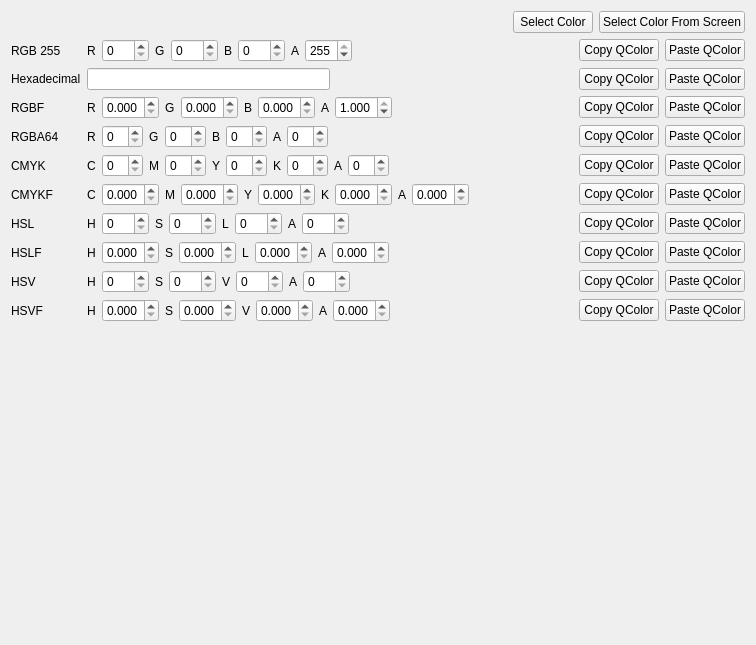
N1vn0vem8er/cutetoolbox, file src/widgets/colorpicker.ui: the form before one commit.
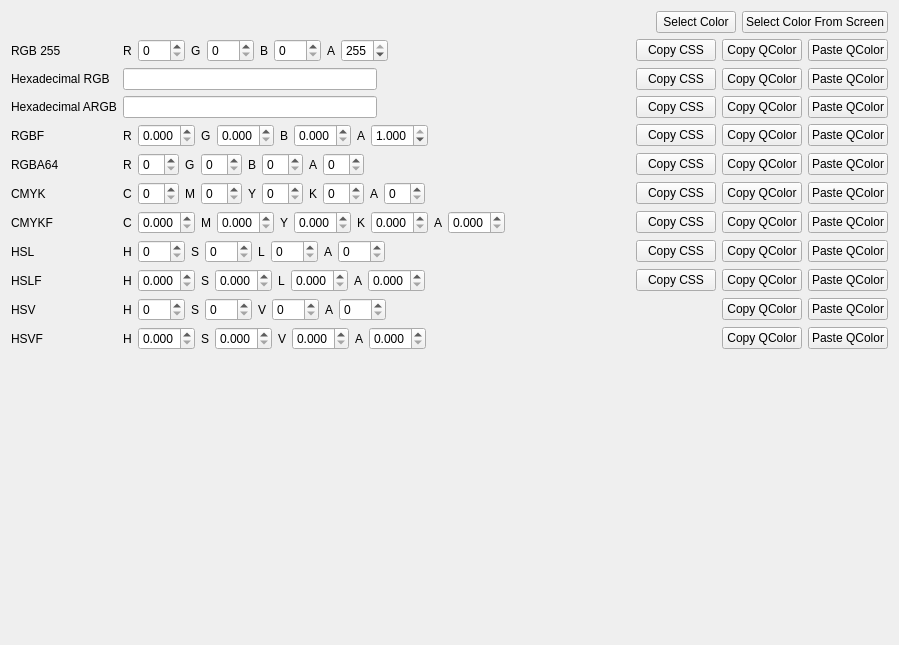
The form after the commit. Icons and pictures are not drawn.

Commit message: Implemented rest of changing colors

```diff
--- a/src/widgets/colorpicker.ui
+++ b/src/widgets/colorpicker.ui
@@ -6,7 +6,7 @@
    <rect>
     <x>0</x>
     <y>0</y>
-    <width>756</width>
+    <width>899</width>
     <height>645</height>
    </rect>
   </property>
@@ -134,6 +134,16 @@
          </property>
         </spacer>
        </item>
+       <item>
+        <widget class="QPushButton" name="pushButton">
+         <property name="text">
+          <string>Copy CSS</string>
+         </property>
+         <property name="icon">
+          <iconset theme="QIcon::ThemeIcon::EditCopy"/>
+         </property>
+        </widget>
+       </item>
        <item>
         <widget class="QPushButton" name="copyQColorButton">
          <property name="toolTip">
@@ -165,7 +175,7 @@
      <item row="1" column="0">
       <widget class="QLabel" name="label_5">
        <property name="text">
-        <string>Hexadecimal</string>
+        <string>Hexadecimal RGB</string>
        </property>
       </widget>
      </item>
@@ -187,6 +197,16 @@
          </property>
         </spacer>
        </item>
+       <item>
+        <widget class="QPushButton" name="pushButton_2">
+         <property name="text">
+          <string>Copy CSS</string>
+         </property>
+         <property name="icon">
+          <iconset theme="QIcon::ThemeIcon::EditCopy"/>
+         </property>
+        </widget>
+       </item>
        <item>
         <widget class="QPushButton" name="copyHexButton">
          <property name="toolTip">
@@ -215,14 +235,14 @@
        </item>
       </layout>
      </item>
-     <item row="2" column="0">
+     <item row="3" column="0">
       <widget class="QLabel" name="label_6">
        <property name="text">
         <string>RGBF</string>
        </property>
       </widget>
      </item>
-     <item row="2" column="1">
+     <item row="3" column="1">
       <layout class="QHBoxLayout" name="horizontalLayout_4">
        <item>
         <widget class="QLabel" name="label_12">
@@ -320,6 +340,16 @@
          </property>
         </spacer>
        </item>
+       <item>
+        <widget class="QPushButton" name="pushButton_4">
+         <property name="text">
+          <string>Copy CSS</string>
+         </property>
+         <property name="icon">
+          <iconset theme="QIcon::ThemeIcon::EditCopy"/>
+         </property>
+        </widget>
+       </item>
        <item>
         <widget class="QPushButton" name="copyRgbfButton">
          <property name="toolTip">
@@ -348,14 +378,14 @@
        </item>
       </layout>
      </item>
-     <item row="3" column="0">
+     <item row="4" column="0">
       <widget class="QLabel" name="label_7">
        <property name="text">
         <string>RGBA64</string>
        </property>
       </widget>
      </item>
-     <item row="3" column="1">
+     <item row="4" column="1">
       <layout class="QHBoxLayout" name="horizontalLayout_5">
        <item>
         <widget class="QLabel" name="label_8">
@@ -410,6 +440,16 @@
          </property>
         </spacer>
        </item>
+       <item>
+        <widget class="QPushButton" name="pushButton_5">
+         <property name="text">
+          <string>Copy CSS</string>
+         </property>
+         <property name="icon">
+          <iconset theme="QIcon::ThemeIcon::EditCopy"/>
+         </property>
+        </widget>
+       </item>
        <item>
         <widget class="QPushButton" name="copyRgba64Button">
          <property name="toolTip">
@@ -438,14 +478,14 @@
        </item>
       </layout>
      </item>
-     <item row="4" column="0">
+     <item row="5" column="0">
       <widget class="QLabel" name="label_15">
        <property name="text">
         <string>CMYK</string>
        </property>
       </widget>
      </item>
-     <item row="4" column="1">
+     <item row="5" column="1">
       <layout class="QHBoxLayout" name="horizontalLayout_6">
        <item>
         <widget class="QLabel" name="label_16">
@@ -510,6 +550,16 @@
          </property>
         </spacer>
        </item>
+       <item>
+        <widget class="QPushButton" name="pushButton_6">
+         <property name="text">
+          <string>Copy CSS</string>
+         </property>
+         <property name="icon">
+          <iconset theme="QIcon::ThemeIcon::EditCopy"/>
+         </property>
+        </widget>
+       </item>
        <item>
         <widget class="QPushButton" name="copyCmykButton">
          <property name="toolTip">
@@ -538,14 +588,14 @@
        </item>
       </layout>
      </item>
-     <item row="5" column="0">
+     <item row="6" column="0">
       <widget class="QLabel" name="label_23">
        <property name="text">
         <string>CMYKF</string>
        </property>
       </widget>
      </item>
-     <item row="5" column="1">
+     <item row="6" column="1">
       <layout class="QHBoxLayout" name="horizontalLayout_7">
        <item>
         <widget class="QLabel" name="label_28">
@@ -660,6 +710,16 @@
          </property>
         </spacer>
        </item>
+       <item>
+        <widget class="QPushButton" name="pushButton_7">
+         <property name="text">
+          <string>Copy CSS</string>
+         </property>
+         <property name="icon">
+          <iconset theme="QIcon::ThemeIcon::EditCopy"/>
+         </property>
+        </widget>
+       </item>
        <item>
         <widget class="QPushButton" name="copyCmykFButton">
          <property name="toolTip">
@@ -688,14 +748,14 @@
        </item>
       </layout>
      </item>
-     <item row="6" column="0">
+     <item row="7" column="0">
       <widget class="QLabel" name="label_24">
        <property name="text">
         <string>HSL</string>
        </property>
       </widget>
      </item>
-     <item row="6" column="1">
+     <item row="7" column="1">
       <layout class="QHBoxLayout" name="horizontalLayout_8">
        <item>
         <widget class="QLabel" name="label_33">
@@ -766,6 +826,16 @@
          </property>
         </spacer>
        </item>
+       <item>
+        <widget class="QPushButton" name="pushButton_8">
+         <property name="text">
+          <string>Copy CSS</string>
+         </property>
+         <property name="icon">
+          <iconset theme="QIcon::ThemeIcon::EditCopy"/>
+         </property>
+        </widget>
+       </item>
        <item>
         <widget class="QPushButton" name="copyHslButton">
          <property name="toolTip">
@@ -794,14 +864,14 @@
        </item>
       </layout>
      </item>
-     <item row="7" column="0">
+     <item row="8" column="0">
       <widget class="QLabel" name="label_25">
        <property name="text">
         <string>HSLF</string>
        </property>
       </widget>
      </item>
-     <item row="7" column="1">
+     <item row="8" column="1">
       <layout class="QHBoxLayout" name="horizontalLayout_9">
        <item>
         <widget class="QLabel" name="label_37">
@@ -896,6 +966,16 @@
          </property>
         </spacer>
        </item>
+       <item>
+        <widget class="QPushButton" name="pushButton_9">
+         <property name="text">
+          <string>Copy CSS</string>
+         </property>
+         <property name="icon">
+          <iconset theme="QIcon::ThemeIcon::EditCopy"/>
+         </property>
+        </widget>
+       </item>
        <item>
         <widget class="QPushButton" name="copyHslFButton">
          <property name="toolTip">
@@ -924,14 +1004,14 @@
        </item>
       </layout>
      </item>
-     <item row="8" column="0">
+     <item row="9" column="0">
       <widget class="QLabel" name="label_26">
        <property name="text">
         <string>HSV</string>
        </property>
       </widget>
      </item>
-     <item row="8" column="1">
+     <item row="9" column="1">
       <layout class="QHBoxLayout" name="horizontalLayout_10">
        <item>
         <widget class="QLabel" name="label_41">
@@ -1030,14 +1110,14 @@
        </item>
       </layout>
      </item>
-     <item row="9" column="0">
+     <item row="10" column="0">
       <widget class="QLabel" name="label_27">
        <property name="text">
         <string>HSVF</string>
        </property>
       </widget>
      </item>
-     <item row="9" column="1">
+     <item row="10" column="1">
       <layout class="QHBoxLayout" name="horizontalLayout_11">
        <item>
         <widget class="QLabel" name="label_45">
@@ -1160,6 +1240,63 @@
        </item>
       </layout>
      </item>
+     <item row="2" column="0">
+      <widget class="QLabel" name="label_49">
+       <property name="text">
+        <string>Hexadecimal ARGB</string>
+       </property>
+      </widget>
+     </item>
+     <item row="2" column="1">
+      <layout class="QHBoxLayout" name="horizontalLayout_12">
+       <item>
+        <widget class="QLineEdit" name="hexARGBLineEdit"/>
+       </item>
+       <item>
+        <spacer name="horizontalSpacer_11">
+         <property name="orientation">
+          <enum>Qt::Orientation::Horizontal</enum>
+         </property>
+         <property name="sizeHint" stdset="0">
+          <size>
+           <width>40</width>
+           <height>20</height>
+          </size>
+         </property>
+        </spacer>
+       </item>
+       <item>
+        <widget class="QPushButton" name="pushButton_3">
+         <property name="text">
+          <string>Copy CSS</string>
+         </property>
+         <property name="icon">
+          <iconset theme="QIcon::ThemeIcon::EditCopy"/>
+         </property>
+        </widget>
+       </item>
+       <item>
+        <widget class="QPushButton" name="copyARGBQColorButton">
+         <property name="text">
+          <string>Copy QColor</string>
+         </property>
+         <property name="icon">
+          <iconset theme="QIcon::ThemeIcon::EditCopy"/>
+         </property>
+        </widget>
+       </item>
+       <item>
+        <widget class="QPushButton" name="pasteARGBQColorButton">
+         <property name="text">
+          <string>Paste QColor</string>
+         </property>
+         <property name="icon">
+          <iconset theme="QIcon::ThemeIcon::EditPaste"/>
+         </property>
+        </widget>
+       </item>
+      </layout>
+     </item>
     </layout>
    </item>
   </layout>
```
Left out of the diff: 2 changed lines with no effect on the pictures. The commit also changes 2 other files.
